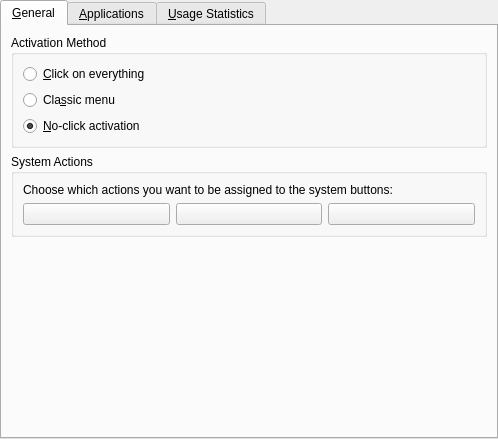
Old version of the form applets/lancelot/app/src/ui/LancelotConfigBase.ui in the repository KDE/kdeplasma-addons.
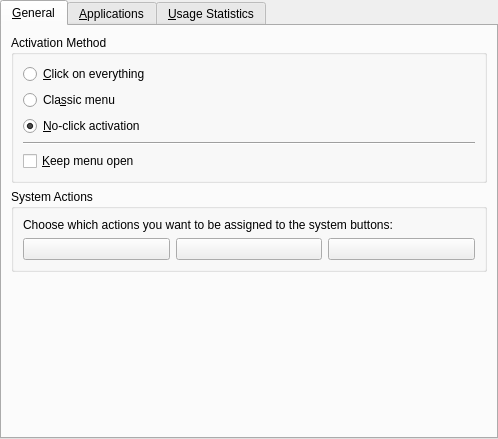
New version of the form. The open tabs and pages were chosen to show the change.

Commit message: Finished 'keep open'

The edit to the form file:
```diff
--- a/applets/lancelot/app/src/ui/LancelotConfigBase.ui
+++ b/applets/lancelot/app/src/ui/LancelotConfigBase.ui
@@ -63,6 +63,23 @@
             </property>
            </widget>
           </item>
+          <item>
+           <widget class="Line" name="line">
+            <property name="orientation">
+             <enum>Qt::Horizontal</enum>
+            </property>
+           </widget>
+          </item>
+          <item>
+           <widget class="QCheckBox" name="checkKeepOpen">
+            <property name="toolTip">
+             <string>Don't close the menu until it loses the focus</string>
+            </property>
+            <property name="text">
+             <string>&amp;Keep menu open</string>
+            </property>
+           </widget>
+          </item>
          </layout>
         </widget>
        </item>
```
Left out of the diff: 2 changed lines with no effect on the pictures. The commit also changes 2 other files.
